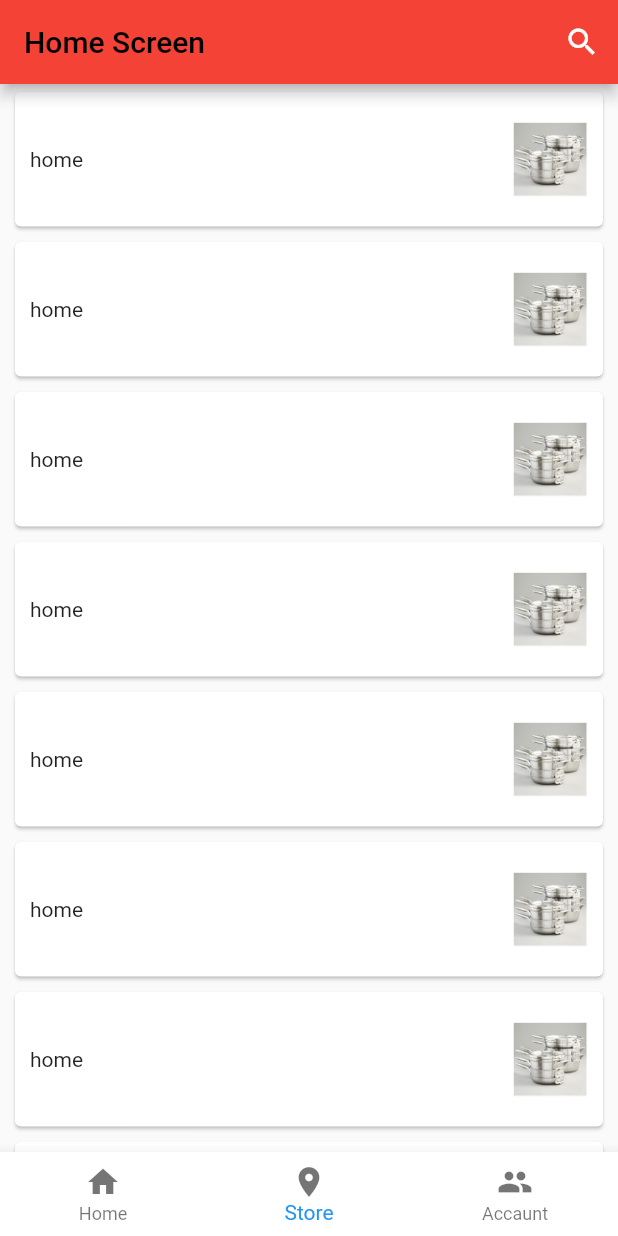
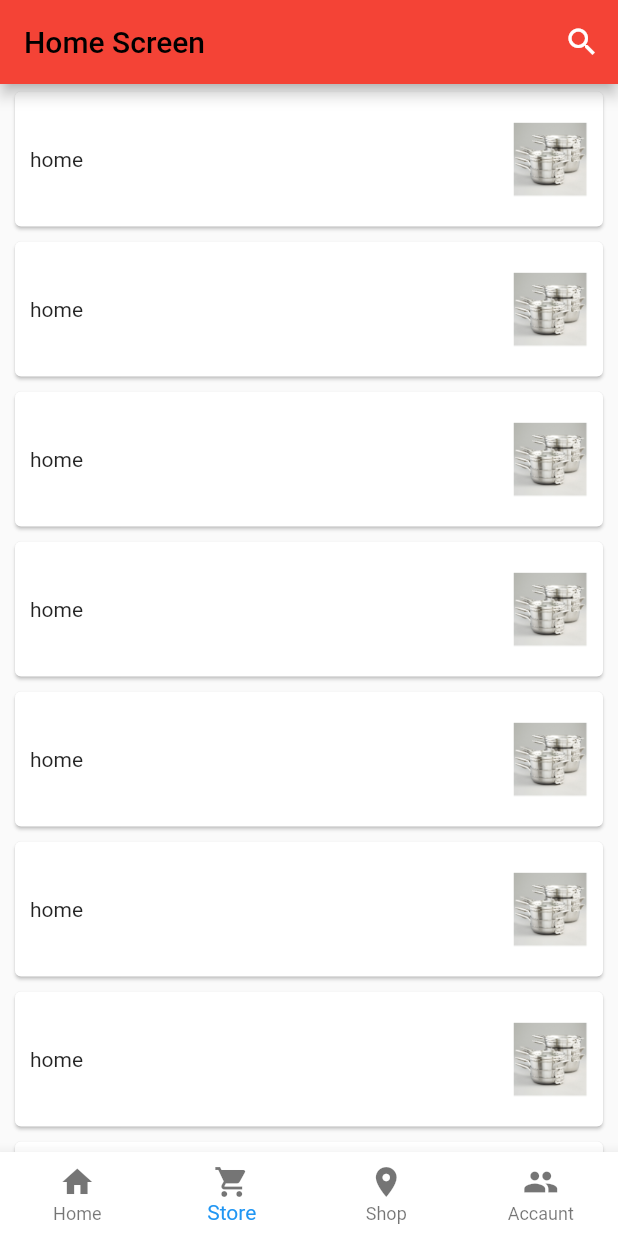
Before and after one commit to rkostritsyn/flutter_app_demo, a Flutter app: the screen it shows after launch, swiped to page 2, on a phone screen of 412 x 824 dp. Run offline on Flutter 3.47's test engine with Material 2 defaults, Android fonts, the light colour scheme and no system bars.

Commit message:
begin to create data layer

```diff
--- a/lib/home_screen.dart
+++ b/lib/home_screen/home_screen.dart
@@ -1,6 +1,6 @@
 import 'package:flutter/cupertino.dart';
 import 'package:flutter/material.dart';
-import 'package:flutter_app_demo/models.dart';
+import 'package:flutter_app_demo/model/models.dart';
 import 'package:flutter_app_demo/styles.dart';
 
 class HomeScreen extends StatelessWidget {
--- a/lib/main.dart
+++ b/lib/main.dart
@@ -1,8 +1,9 @@
 
 import 'package:flutter/material.dart';
 import 'package:flutter_app_demo/bag.dart';
-import 'package:flutter_app_demo/home_screen.dart';
+import 'package:flutter_app_demo/home_screen/home_screen.dart';
 import 'package:flutter_app_demo/search.dart';
+import 'package:flutter_app_demo/shop.dart';
 import 'package:flutter_app_demo/store.dart';
 
 void main() => runApp(new MyApp());
@@ -77,17 +78,22 @@ class _DashboardScreenState extends State<DashboardScreen> {
         children: [
           new HomeScreen("Home screen"),
           new Store("Location screen"),
-          new Bag("Friends screen"),
+          new Shop(),
+          new Bag("BAG"),
+
         ],
         onPageChanged: onPageChanged,
         controller: _pageController,
       ),
       bottomNavigationBar: new Theme(
+
         data: Theme.of(context).copyWith(
           // sets the background color of the `BottomNavigationBar`
           canvasColor: Colors.white,
         ), // sets the inactive color of the `BottomNavigationBar`
         child: new BottomNavigationBar(
+          type: BottomNavigationBarType.fixed,
+
           items: [
             new BottomNavigationBarItem(
                 icon: new Icon(
@@ -102,11 +108,22 @@ class _DashboardScreenState extends State<DashboardScreen> {
                 )),
             new BottomNavigationBarItem(
                 icon: new Icon(
+                  Icons.shopping_cart,
+                  color:Colors.black54,
+                ),
+                title: new Text(
+                  "Store",
+                  style: new TextStyle(
+                    color:Colors.black54,
+                  ),
+                )),
+            new BottomNavigationBarItem(
+                icon: new Icon(
                   Icons.location_on,
                   color:Colors.black54,
                 ),
                 title: new Text(
-                  "Store",
+                  "Shop",
                   style: new TextStyle(
                     color:Colors.black54,
                   ),
--- a/lib/prduct_screen.dart
+++ b/lib/prduct_screen.dart
@@ -1,7 +1,7 @@
 import 'package:flutter/cupertino.dart';
 import 'package:flutter/material.dart';
 import 'package:flutter_app_demo/dot_indicator.dart';
-import 'package:flutter_app_demo/models.dart';
+import 'package:flutter_app_demo/model/models.dart';
 
 class ProductScreen extends StatelessWidget {
   static GlobalKey<ScaffoldState> _scaffoldKey = new GlobalKey<ScaffoldState>();
@@ -79,10 +79,7 @@ class ProductScreen extends StatelessWidget {
 
             Padding(
               padding: const EdgeInsets.symmetric(horizontal: 20, vertical: 10),
-              child:  new RaisedButton(onPressed: () {
-
-
-              },
+              child:  new RaisedButton(onPressed: () => showSnackBar('This item has been added to your bag'),
                 color: Colors.red,
                 child: Container(
                 constraints: const BoxConstraints.expand(height: 45),
--- a/lib/product_showcase.dart
+++ b/lib/product_showcase.dart
@@ -1,7 +1,7 @@
 import 'package:flutter/material.dart';
-import 'package:flutter_app_demo/models.dart';
+import 'package:flutter_app_demo/model/models.dart';
 import 'package:flutter_app_demo/prduct_screen.dart';
-import 'package:flutter_app_demo/repo.dart';
+import 'package:flutter_app_demo/repo/repo.dart';
 import 'package:flutter_app_demo/styles.dart';
 
 class ProductShowCase extends StatelessWidget {
--- a/lib/repo.dart
+++ /dev/null
@@ -1,49 +0,0 @@
-import 'package:flutter_app_demo/models.dart';
-
-class Repo {
-  final categoryList = [
-    new ShopCategoryModel(name: "home", imagePath: 'assets/home.png'),
-    new ShopCategoryModel(name: "home", imagePath: 'assets/home.png'),
-    new ShopCategoryModel(name: "home", imagePath: 'assets/home.png'),
-    new ShopCategoryModel(name: "home", imagePath: 'assets/home.png'),
-    new ShopCategoryModel(name: "home", imagePath: 'assets/home.png'),
-    new ShopCategoryModel(name: "home", imagePath: 'assets/home.png'),
-    new ShopCategoryModel(name: "home", imagePath: 'assets/home.png'),
-    new ShopCategoryModel(name: "home", imagePath: 'assets/home.png'),
-    new ShopCategoryModel(name: "home", imagePath: 'assets/home.png'),
-    new ShopCategoryModel(name: "home", imagePath: 'assets/home.png'),
-    new ShopCategoryModel(name: "home", imagePath: 'assets/home.png'),
-    new ShopCategoryModel(name: "home", imagePath: 'assets/home.png'),
-    new ShopCategoryModel(name: "home", imagePath: 'assets/home.png'),
-    new ShopCategoryModel(name: "home", imagePath: 'assets/home.png'),
-    new ShopCategoryModel(name: "home", imagePath: 'assets/home.png'),
-  ];
-
-  List<ShopCategoryModel> getCategoriesList() {
-    return categoryList;
-  }
-
-  final productList = [
-    new ProductModel(name: 'Calvin Kline', descr: 'Mens 3/4 Length Coast',
-        price: "UA 220.00", isInWishList: false, priviewImagePath: 'assets/product_preview.png', imagePathList: ['assets/product_preview.png']),
-    new ProductModel(name: 'Calvin Kline', descr: 'Mens 3/4 Length Coast',
-        price: "UA 220.00", isInWishList: false, priviewImagePath: 'assets/product_preview.png', imagePathList: ['assets/product_preview.png']),
-    new ProductModel(name: 'Calvin Kline', descr: 'Mens 3/4 Length Coast',
-        price: "UA 220.00", isInWishList: false, priviewImagePath: 'assets/product_preview.png', imagePathList: ['assets/product_preview.png']),
-    new ProductModel(name: 'Calvin Kline', descr: 'Mens 3/4 Length Coast',
-        price: "UA 220.00", isInWishList: false, priviewImagePath: 'assets/product_preview.png', imagePathList: ['assets/product_preview.png']),
-    new ProductModel(name: 'Calvin Kline', descr: 'Mens 3/4 Length Coast',
-        price: "UA 220.00", isInWishList: false, priviewImagePath: 'assets/product_preview.png', imagePathList: ['assets/product_preview.png']),
-    new ProductModel(name: 'Calvin Kline', descr: 'Mens 3/4 Length Coast',
-        price: "UA 220.00", isInWishList: false, priviewImagePath: 'assets/product_preview.png', imagePathList: ['assets/product_preview.png']),
-    new ProductModel(name: 'Calvin Kline', descr: 'Mens 3/4 Length Coast',
-        price: "UA 220.00", isInWishList: false, priviewImagePath: 'assets/product_preview.png', imagePathList: ['assets/product_preview.png']),
-    new ProductModel(name: 'Calvin Kline', descr: 'Mens 3/4 Length Coast',
-        price: "UA 220.00", isInWishList: false, priviewImagePath: 'assets/product_preview.png', imagePathList: ['assets/product_preview.png']),
-  ];
-
-  List<ProductModel> getProductLis() {
-    return productList;
-  }
-
-}
--- /dev/null
+++ b/lib/repo/repo.dart
@@ -0,0 +1,14 @@
+import 'package:flutter_app_demo/model/models.dart';
+import 'package:flutter_app_demo/repo/repo_mocks.dart';
+
+class Repo {
+
+  List<ShopCategoryModel> getCategoriesList() {
+    return categoryList;
+  }
+
+  List<ProductModel> getProductLis() {
+    return productList;
+  }
+
+}
--- /dev/null
+++ b/lib/repo/repo_mocks.dart
@@ -0,0 +1,40 @@
+
+
+import 'package:flutter_app_demo/model/models.dart';
+
+final productList = [
+  new ProductModel(name: 'Calvin Kline', descr: 'Mens 3/4 Length Coast',
+      price: "UA 220.00", isInWishList: false, priviewImagePath: 'assets/product_preview.png', imagePathList: ['assets/product_preview.png']),
+  new ProductModel(name: 'Calvin Kline', descr: 'Mens 3/4 Length Coast',
+      price: "UA 220.00", isInWishList: false, priviewImagePath: 'assets/product_preview.png', imagePathList: ['assets/product_preview.png']),
+  new ProductModel(name: 'Calvin Kline', descr: 'Mens 3/4 Length Coast',
+      price: "UA 220.00", isInWishList: false, priviewImagePath: 'assets/product_preview.png', imagePathList: ['assets/product_preview.png']),
+  new ProductModel(name: 'Calvin Kline', descr: 'Mens 3/4 Length Coast',
+      price: "UA 220.00", isInWishList: false, priviewImagePath: 'assets/product_preview.png', imagePathList: ['assets/product_preview.png']),
+  new ProductModel(name: 'Calvin Kline', descr: 'Mens 3/4 Length Coast',
+      price: "UA 220.00", isInWishList: false, priviewImagePath: 'assets/product_preview.png', imagePathList: ['assets/product_preview.png']),
+  new ProductModel(name: 'Calvin Kline', descr: 'Mens 3/4 Length Coast',
+      price: "UA 220.00", isInWishList: false, priviewImagePath: 'assets/product_preview.png', imagePathList: ['assets/product_preview.png']),
+  new ProductModel(name: 'Calvin Kline', descr: 'Mens 3/4 Length Coast',
+      price: "UA 220.00", isInWishList: false, priviewImagePath: 'assets/product_preview.png', imagePathList: ['assets/product_preview.png']),
+  new ProductModel(name: 'Calvin Kline', descr: 'Mens 3/4 Length Coast',
+      price: "UA 220.00", isInWishList: false, priviewImagePath: 'assets/product_preview.png', imagePathList: ['assets/product_preview.png']),
+];
+
+final categoryList = [
+  new ShopCategoryModel(name: "home", imagePath: 'assets/home.png'),
+  new ShopCategoryModel(name: "home", imagePath: 'assets/home.png'),
+  new ShopCategoryModel(name: "home", imagePath: 'assets/home.png'),
+  new ShopCategoryModel(name: "home", imagePath: 'assets/home.png'),
+  new ShopCategoryModel(name: "home", imagePath: 'assets/home.png'),
+  new ShopCategoryModel(name: "home", imagePath: 'assets/home.png'),
+  new ShopCategoryModel(name: "home", imagePath: 'assets/home.png'),
+  new ShopCategoryModel(name: "home", imagePath: 'assets/home.png'),
+  new ShopCategoryModel(name: "home", imagePath: 'assets/home.png'),
+  new ShopCategoryModel(name: "home", imagePath: 'assets/home.png'),
+  new ShopCategoryModel(name: "home", imagePath: 'assets/home.png'),
+  new ShopCategoryModel(name: "home", imagePath: 'assets/home.png'),
+  new ShopCategoryModel(name: "home", imagePath: 'assets/home.png'),
+  new ShopCategoryModel(name: "home", imagePath: 'assets/home.png'),
+  new ShopCategoryModel(name: "home", imagePath: 'assets/home.png'),
+];
--- /dev/null
+++ b/lib/shop.dart
@@ -0,0 +1,13 @@
+import 'package:flutter/material.dart';
+
+class Shop extends StatelessWidget {
+
+  @override
+  Widget build(BuildContext context) {
+    return new Scaffold(
+      body: Container(
+        child: Center(child: Text('MAP')),
+      ),
+    );
+  }
+}
--- a/lib/store.dart
+++ b/lib/store.dart
@@ -1,8 +1,8 @@
 import 'package:flutter/cupertino.dart';
 import 'package:flutter/material.dart';
-import 'package:flutter_app_demo/models.dart';
+import 'package:flutter_app_demo/model/models.dart';
 import 'package:flutter_app_demo/product_showcase.dart';
-import 'package:flutter_app_demo/repo.dart';
+import 'package:flutter_app_demo/repo/repo.dart';
 import 'package:flutter_app_demo/styles.dart';
 import 'package:logging/logging.dart';
 
```
Also changed, not shown: lib/di/di.dart (added), lib/model/models.dart (line endings or trailing spaces).
